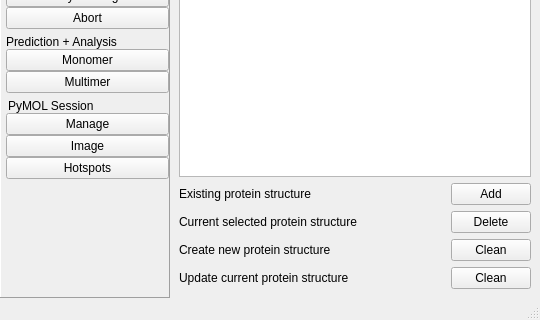
Before: the Qt Designer form pyssa/gui/ui/forms/mainWindow_alt.ui in urban233/PySSA, drawn with Qt 5; both pictures show x 0 to 540 and y 643 to 963 of the 540 by 963 pixel window.
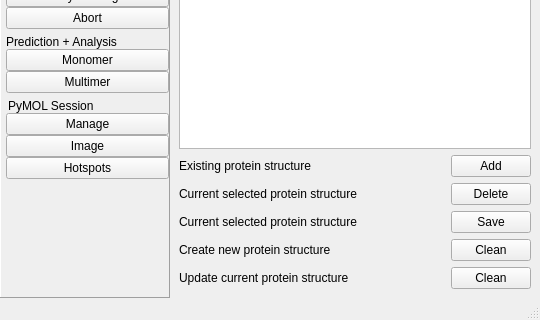
After: the same form once the commit is applied. The open tabs and pages were chosen to show the change. Icons and pictures are not drawn.

Patch:
```diff
--- a/pyssa/gui/ui/forms/mainWindow_alt.ui
+++ b/pyssa/gui/ui/forms/mainWindow_alt.ui
@@ -3636,6 +3636,37 @@
                 </item>
                </layout>
               </item>
+              <item>
+               <layout class="QHBoxLayout" name="horizontalLayout_121">
+                <item>
+                 <widget class="QLabel" name="label_13">
+                  <property name="text">
+                   <string>Current selected protein structure</string>
+                  </property>
+                 </widget>
+                </item>
+                <item>
+                 <spacer name="horizontalSpacer_97">
+                  <property name="orientation">
+                   <enum>Qt::Horizontal</enum>
+                  </property>
+                  <property name="sizeHint" stdset="0">
+                   <size>
+                    <width>40</width>
+                    <height>20</height>
+                   </size>
+                  </property>
+                 </spacer>
+                </item>
+                <item>
+                 <widget class="QPushButton" name="btn_edit_project_save">
+                  <property name="text">
+                   <string>Save</string>
+                  </property>
+                 </widget>
+                </item>
+               </layout>
+              </item>
               <item>
                <layout class="QHBoxLayout" name="horizontalLayout_71">
                 <item>
```
